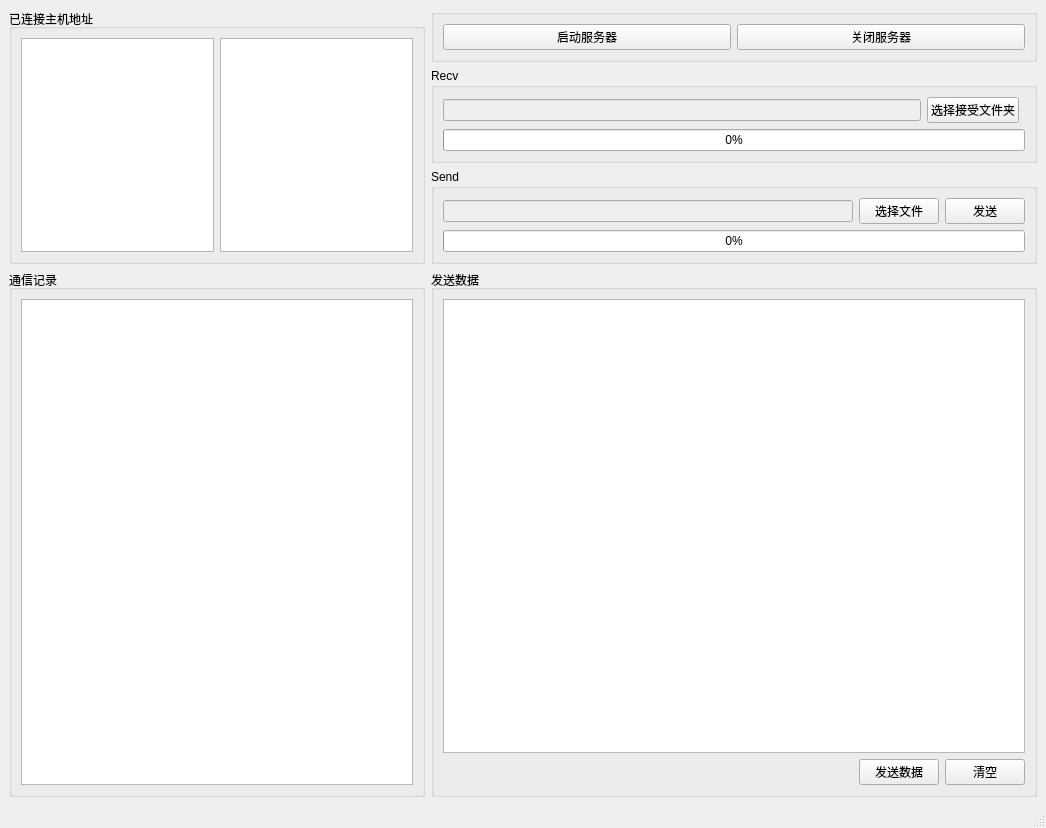
The window that MAFServer/src/Server.ui (1317384355/QT-tcp_ServerAndClient) describes before a commit, drawn with Qt 5.
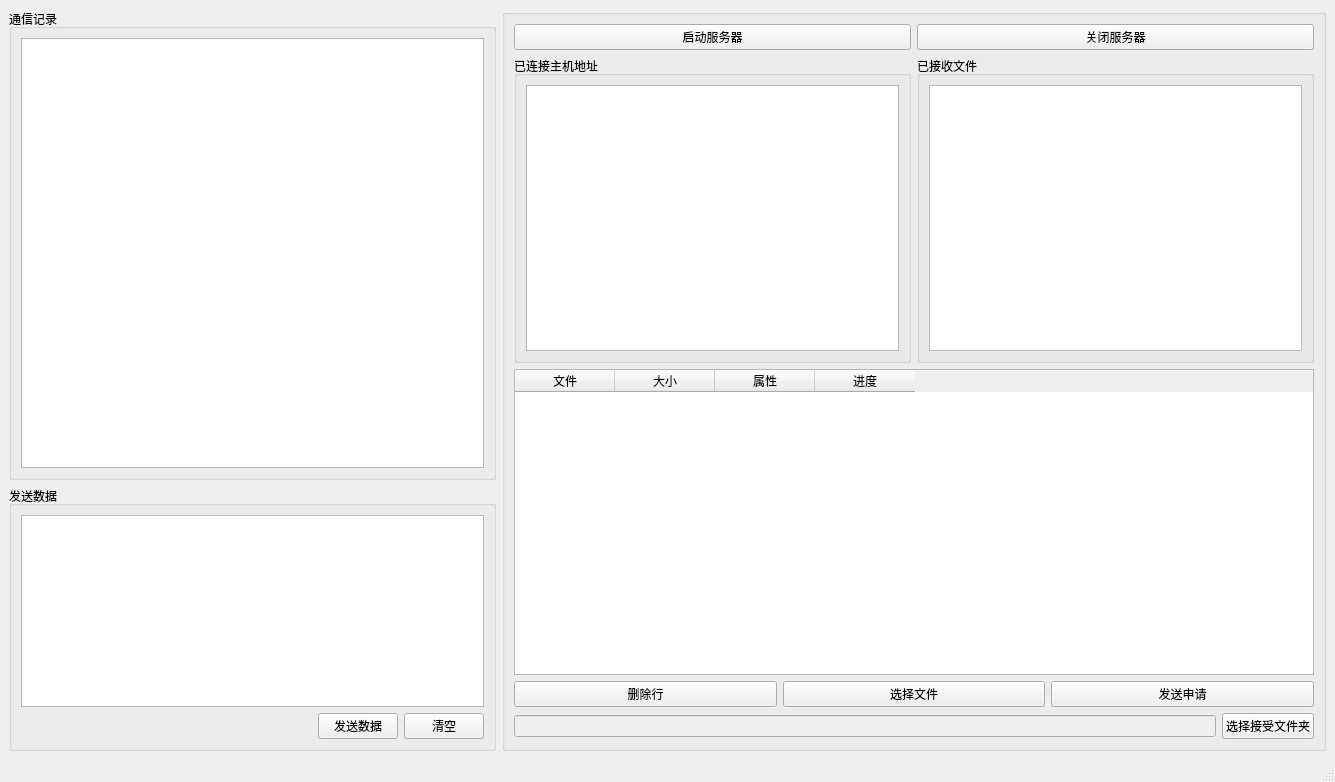
The same window after the commit.

Diff of the .ui file:
```diff
--- a/MAFServer/src/Server.ui
+++ b/MAFServer/src/Server.ui
@@ -6,29 +6,87 @@
    <rect>
     <x>0</x>
     <y>0</y>
-    <width>1046</width>
-    <height>828</height>
+    <width>1335</width>
+    <height>782</height>
    </rect>
   </property>
   <property name="windowTitle">
    <string>Server</string>
   </property>
   <widget class="QWidget" name="centralwidget">
-   <layout class="QGridLayout" name="gridLayout_7">
-    <item row="0" column="0" rowspan="3">
-     <widget class="QGroupBox" name="groupBox_6">
-      <property name="title">
-       <string>已连接主机地址</string>
-      </property>
-      <layout class="QGridLayout" name="gridLayout_4">
-       <item row="0" column="0">
-        <widget class="QListWidget" name="listWidgetMsg"/>
-       </item>
-       <item row="0" column="1">
-        <widget class="QListWidget" name="listWidgetFile"/>
-       </item>
-      </layout>
-     </widget>
+   <layout class="QGridLayout" name="gridLayout_6">
+    <item row="0" column="0">
+     <layout class="QGridLayout" name="gridLayout_5">
+      <item row="0" column="0">
+       <layout class="QHBoxLayout" name="horizontalLayout_3">
+        <item>
+         <widget class="QGroupBox" name="groupBox">
+          <property name="title">
+           <string>通信记录</string>
+          </property>
+          <layout class="QGridLayout" name="gridLayout">
+           <item row="0" column="1">
+            <widget class="QTextEdit" name="textEdit">
+             <property name="sizePolicy">
+              <sizepolicy hsizetype="Expanding" vsizetype="Expanding">
+               <horstretch>0</horstretch>
+               <verstretch>0</verstretch>
+              </sizepolicy>
+             </property>
+            </widget>
+           </item>
+          </layout>
+         </widget>
+        </item>
+       </layout>
+      </item>
+      <item row="1" column="0">
+       <widget class="QGroupBox" name="groupBox_2">
+        <property name="title">
+         <string>发送数据</string>
+        </property>
+        <layout class="QGridLayout" name="gridLayout_2">
+         <item row="1" column="0">
+          <spacer name="horizontalSpacer">
+           <property name="orientation">
+            <enum>Qt::Horizontal</enum>
+           </property>
+           <property name="sizeHint" stdset="0">
+            <size>
+             <width>40</width>
+             <height>20</height>
+            </size>
+           </property>
+          </spacer>
+         </item>
+         <item row="0" column="0" colspan="3">
+          <widget class="QPlainTextEdit" name="plainTextEdit">
+           <property name="sizePolicy">
+            <sizepolicy hsizetype="Expanding" vsizetype="Minimum">
+             <horstretch>0</horstretch>
+             <verstretch>0</verstretch>
+            </sizepolicy>
+           </property>
+          </widget>
+         </item>
+         <item row="1" column="2">
+          <widget class="QPushButton" name="btnClear">
+           <property name="text">
+            <string>清空</string>
+           </property>
+          </widget>
+         </item>
+         <item row="1" column="1">
+          <widget class="QPushButton" name="btnSendMsg">
+           <property name="text">
+            <string>发送数据</string>
+           </property>
+          </widget>
+         </item>
+        </layout>
+       </widget>
+      </item>
+     </layout>
     </item>
     <item row="0" column="1">
      <widget class="QGroupBox" name="groupBox_3">
@@ -46,6 +104,31 @@
          </property>
         </widget>
        </item>
+       <item row="3" column="0" colspan="2">
+        <layout class="QHBoxLayout" name="horizontalLayout">
+         <item>
+          <widget class="QPushButton" name="btnDeleteFile">
+           <property name="text">
+            <string>删除行</string>
+           </property>
+          </widget>
+         </item>
+         <item>
+          <widget class="QPushButton" name="btnSelectFile">
+           <property name="text">
+            <string>选择文件</string>
+           </property>
+          </widget>
+         </item>
+         <item>
+          <widget class="QPushButton" name="btnSendFile">
+           <property name="text">
+            <string>发送申请</string>
+           </property>
+          </widget>
+         </item>
+        </layout>
+       </item>
        <item row="0" column="1">
         <widget class="QPushButton" name="btnClose">
          <property name="text">
@@ -53,129 +136,115 @@
          </property>
         </widget>
        </item>
-      </layout>
-     </widget>
-    </item>
-    <item row="1" column="1">
-     <widget class="QGroupBox" name="groupBox_4">
-      <property name="title">
-       <string>Recv</string>
-      </property>
-      <layout class="QGridLayout" name="gridLayout_5">
-       <item row="0" column="0">
-        <widget class="QLineEdit" name="lineRecv">
-         <property name="enabled">
-          <bool>false</bool>
-         </property>
-        </widget>
+       <item row="4" column="0" colspan="2">
+        <layout class="QHBoxLayout" name="horizontalLayout_2">
+         <item>
+          <widget class="QLineEdit" name="lineRecv">
+           <property name="enabled">
+            <bool>false</bool>
+           </property>
+          </widget>
+         </item>
+         <item>
+          <widget class="QPushButton" name="btnSelectRecvFolder">
+           <property name="text">
+            <string>选择接受文件夹</string>
+           </property>
+          </widget>
+         </item>
+        </layout>
        </item>
-       <item row="0" column="1">
-        <widget class="QPushButton" name="btnChooseRecvFolder">
-         <property name="text">
-          <string>选择接受文件夹</string>
+       <item row="2" column="0" colspan="2">
+        <widget class="QTableWidget" name="tableWidget">
+         <property name="minimumSize">
+          <size>
+           <width>800</width>
+           <height>0</height>
+          </size>
          </property>
+         <column>
+          <property name="text">
+           <string>文件</string>
+          </property>
+         </column>
+         <column>
+          <property name="text">
+           <string>大小</string>
+          </property>
+         </column>
+         <column>
+          <property name="text">
+           <string>属性</string>
+          </property>
+         </column>
+         <column>
+          <property name="text">
+           <string>进度</string>
+          </property>
+         </column>
         </widget>
-       </item>
-       <item row="1" column="0" colspan="3">
-        <widget class="QProgressBar" name="barRecv">
-         <property name="value">
-          <number>0</number>
-         </property>
-         <property name="alignment">
-          <set>Qt::AlignCenter</set>
-         </property>
-        </widget>
-       </item>
-      </layout>
-     </widget>
-    </item>
-    <item row="2" column="1">
-     <widget class="QGroupBox" name="groupBox_5">
-      <property name="title">
-       <string>Send</string>
-      </property>
-      <layout class="QGridLayout" name="gridLayout_6">
-       <item row="0" column="0">
-        <widget class="QLineEdit" name="lineSend">
-         <property name="enabled">
-          <bool>false</bool>
-         </property>
-        </widget>
-       </item>
-       <item row="0" column="1">
-        <widget class="QPushButton" name="btnSelectFile">
-         <property name="text">
-          <string>选择文件</string>
-         </property>
-        </widget>
-       </item>
-       <item row="0" column="2">
-        <widget class="QPushButton" name="btnSendFile">
-         <property name="text">
-          <string>发送</string>
-         </property>
-        </widget>
-       </item>
-       <item row="1" column="0" colspan="3">
-        <widget class="QProgressBar" name="barSend">
-         <property name="value">
-          <number>0</number>
-         </property>
-         <property name="alignment">
-          <set>Qt::AlignCenter</set>
-         </property>
-        </widget>
-       </item>
-      </layout>
-     </widget>
-    </item>
-    <item row="3" column="0">
-     <widget class="QGroupBox" name="groupBox">
-      <property name="title">
-       <string>通信记录</string>
-      </property>
-      <layout class="QGridLayout" name="gridLayout">
-       <item row="0" column="0">
-        <widget class="QTextEdit" name="textEdit"/>
-       </item>
-      </layout>
-     </widget>
-    </item>
-    <item row="3" column="1">
-     <widget class="QGroupBox" name="groupBox_2">
-      <property name="title">
-       <string>发送数据</string>
-      </property>
-      <layout class="QGridLayout" name="gridLayout_2">
-       <item row="1" column="1">
-        <widget class="QPushButton" name="btnSendMsg">
-         <property name="text">
-          <string>发送数据</string>
-         </property>
-        </widget>
-       </item>
-       <item row="1" column="2">
-        <widget class="QPushButton" name="btnClear">
-         <property name="text">
-          <string>清空</string>
-         </property>
-        </widget>
-       </item>
-       <item row="0" column="0" colspan="3">
-        <widget class="QPlainTextEdit" name="plainTextEdit"/>
        </item>
        <item row="1" column="0">
-        <spacer name="horizontalSpacer_2">
-         <property name="orientation">
-          <enum>Qt::Horizontal</enum>
+        <widget class="QGroupBox" name="groupBox_7">
+         <property name="sizePolicy">
+          <sizepolicy hsizetype="Minimum" vsizetype="Preferred">
+           <horstretch>0</horstretch>
+           <verstretch>0</verstretch>
+          </sizepolicy>
          </property>
-         <property name="sizeHint" stdset="0">
+         <property name="maximumSize">
           <size>
-           <width>535</width>
-           <height>20</height>
+           <width>16777215</width>
+           <height>16777215</height>
           </size>
          </property>
-        </spacer>
+         <property name="title">
+          <string>已连接主机地址</string>
+         </property>
+         <layout class="QGridLayout" name="gridLayout_8">
+          <item row="0" column="1">
+           <widget class="QListWidget" name="listWidgetMsg">
+            <property name="sizePolicy">
+             <sizepolicy hsizetype="Expanding" vsizetype="Expanding">
+              <horstretch>0</horstretch>
+              <verstretch>0</verstretch>
+             </sizepolicy>
+            </property>
+           </widget>
+          </item>
+         </layout>
+        </widget>
+       </item>
+       <item row="1" column="1">
+        <widget class="QGroupBox" name="groupBox_8">
+         <property name="sizePolicy">
+          <sizepolicy hsizetype="Minimum" vsizetype="Preferred">
+           <horstretch>0</horstretch>
+           <verstretch>0</verstretch>
+          </sizepolicy>
+         </property>
+         <property name="maximumSize">
+          <size>
+           <width>16777215</width>
+           <height>16777215</height>
+          </size>
+         </property>
+         <property name="title">
+          <string>已接收文件</string>
+         </property>
+         <layout class="QGridLayout" name="gridLayout_9">
+          <item row="0" column="1">
+           <widget class="QListWidget" name="listWidgetFile">
+            <property name="sizePolicy">
+             <sizepolicy hsizetype="Expanding" vsizetype="Expanding">
+              <horstretch>0</horstretch>
+              <verstretch>0</verstretch>
+             </sizepolicy>
+            </property>
+           </widget>
+          </item>
+         </layout>
+        </widget>
        </item>
       </layout>
      </widget>
```
